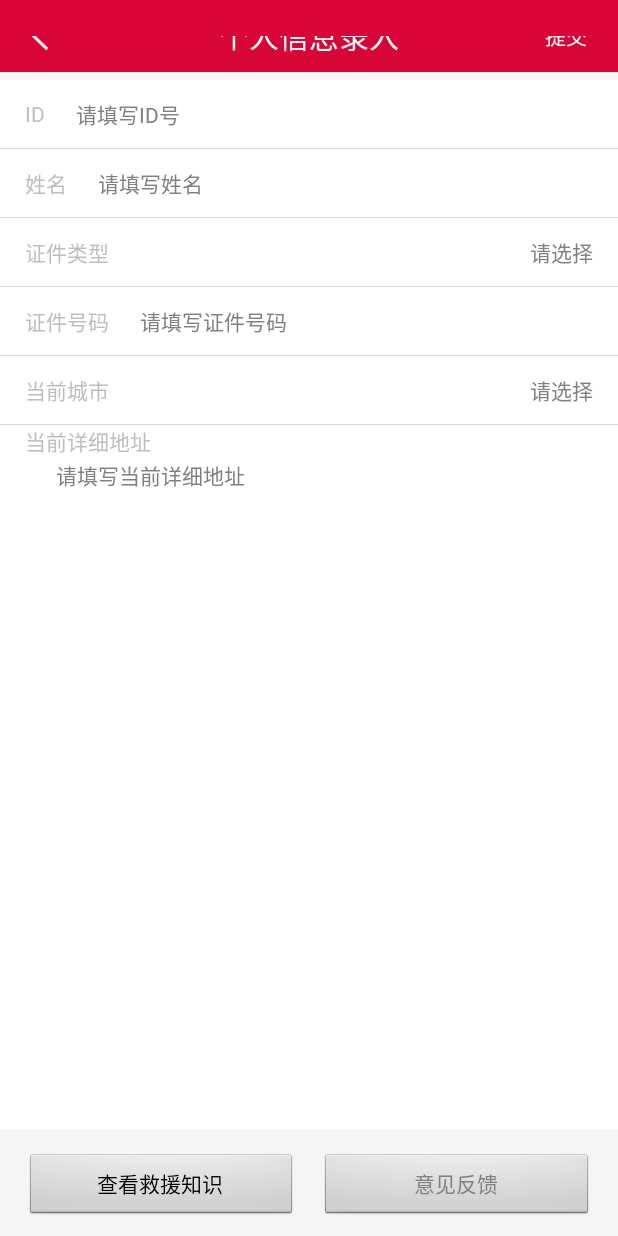
After one commit to ustcrding/hopeheart, an Android app: the UserInfoActivity screen opened directly, with no data from a screen before it, on a phone screen of 412 x 824 dp. The commit adds this screen. Run offline under Robolectric (Android 15) with nearby library versions, the phone set to English and light mode, and no system bars; libraries missing offline, so code that uses them is left out: de.greenrobot.event; 1 statement that could not run was skipped.

Commit message:
添加人员信息录入界面和欢迎界面

```diff
--- a/source/client/HopeHeatApp/app/src/main/java/com/boc/hopeheatapp/activity/QuestionnaireActivity.java
+++ b/source/client/HopeHeatApp/app/src/main/java/com/boc/hopeheatapp/activity/QuestionnaireActivity.java
@@ -71,7 +71,7 @@ public class QuestionnaireActivity extends TitleColorActivity implements View.On
         mProgressBar = (ProgressBar) findViewById(R.id.progressBar_webview);
         mWebView = (WebView) findViewById(R.id.webview_browser);
 
-//        initWebView(mWebView);
+        initWebView(mWebView);
 
     }
 
@@ -98,7 +98,6 @@ public class QuestionnaireActivity extends TitleColorActivity implements View.On
             public void onPageFinished(WebView view, String url) {
                 super.onPageFinished(view, url);
                 showProgress(100);
-                mWebView.addJavascriptInterface(new WebAppInterface(QuestionnaireActivity.this), "WebAppInterface");
             }
 
             @Override
@@ -147,6 +146,8 @@ public class QuestionnaireActivity extends TitleColorActivity implements View.On
         //自适应屏幕
         settings.setLayoutAlgorithm(WebSettings.LayoutAlgorithm.SINGLE_COLUMN);
         settings.setLoadWithOverviewMode(true);
+
+        webView.addJavascriptInterface(new WebAppInterface(QuestionnaireActivity.this), "WebAppInterface");
     }
 
     private void showProgress(int progress) {
--- a/source/client/HopeHeatApp/app/src/main/java/com/boc/hopeheatapp/activity/SplashActivity.java
+++ b/source/client/HopeHeatApp/app/src/main/java/com/boc/hopeheatapp/activity/SplashActivity.java
@@ -94,8 +94,9 @@ public class SplashActivity extends TitleColorActivity {
 //            ActivityJumper.startHomeActivity(this);
 //            ActivityJumper.startPsychologicalTestActivity(this);
 //            ActivityJumper.startQuestionnaireCompleteActivity(this);
-            String url = "file:////android_asset/test.html";
-            ActivityJumper.startQuestionnaireCompleteActivity(this, url);
+//            String url = "file:////android_asset/test.html";
+//            ActivityJumper.startQuestionnaireCompleteActivity(this, url);
+            ActivityJumper.startWelcomeActivity(this);
         } else {
             //其他状态用户，走登陆逻辑
             //ActivityJumper.startVocalIdentifyActivity(this);
--- /dev/null
+++ b/source/client/HopeHeatApp/app/src/main/java/com/boc/hopeheatapp/activity/UserInfoActivity.java
@@ -0,0 +1,182 @@
+package com.boc.hopeheatapp.activity;
+
+import android.app.AlertDialog;
+import android.content.DialogInterface;
+import android.os.Bundle;
+import android.support.annotation.Nullable;
+import android.view.View;
+import android.widget.EditText;
+import android.widget.LinearLayout;
+import android.widget.TextView;
+
+import com.boc.hopeheatapp.ActivityJumper;
+import com.boc.hopeheatapp.R;
+
+/**
+ * 用户注册页面
+ *
+ * @author dwl
+ * @date 2018/2/23.
+ */
+public class UserInfoActivity extends TitleColorActivity {
+
+    /**
+     * title 左侧返回按钮
+     */
+    private View btnBack;
+
+    /**
+     * title正文
+     */
+    private TextView tvTitle;
+
+    /**
+     * title右侧按钮
+     */
+    private TextView btnTitleRight;
+
+    /**
+     * id
+     */
+    private EditText etUserId;
+    /**
+     * 用户名
+     */
+    private EditText etUserName;
+    /**
+     * 证件类型
+     */
+    private TextView tvCredentialsType;
+    /**
+     * 证件号码
+     */
+    private EditText etCredentialsNo;
+    /**
+     * 城市名称
+     */
+    private TextView tvCityName;
+    /**
+     * 详细地址
+     */
+    private EditText etAddress;
+
+    /**
+     * 注册按钮
+     */
+    private LinearLayout btnRegister;
+
+    @Override
+    protected void onCreate(@Nullable Bundle savedInstanceState) {
+        super.onCreate(savedInstanceState);
+
+        setContentView(R.layout.activity_userinfo);
+
+        initView();
+        addListener();
+
+        initData();
+    }
+
+    private void initTitle() {
+        btnBack = findViewById(R.id.top_back_container);
+        tvTitle = (TextView) findViewById(R.id.top_title_text);
+        btnTitleRight = (TextView) findViewById(R.id.tv_title_right);
+        tvTitle.setVisibility(View.VISIBLE);
+        tvTitle.setText(R.string.user_info_title);
+
+        btnBack.setVisibility(View.VISIBLE);
+        btnTitleRight.setVisibility(View.VISIBLE);
+        btnTitleRight.setText(R.string.submit);
+    }
+
+    /**
+     * 初始化view
+     */
+    private void initView() {
+        initTitle();
+
+        etUserId = (EditText) findViewById(R.id.register_userid);
+        etUserName = (EditText) findViewById(R.id.register_username);
+        tvCredentialsType = (TextView) findViewById(R.id.register_credentials_type);
+        etCredentialsNo = (EditText) findViewById(R.id.register_credentials_no);
+        tvCityName = (TextView) findViewById(R.id.city_name);
+        etAddress = (EditText) findViewById(R.id.address_detail);
+        btnRegister = (LinearLayout) findViewById(R.id.ll_title_right_container);
+    }
+
+    private void addListener() {
+        btnBack.setOnClickListener(new View.OnClickListener() {
+            @Override
+            public void onClick(View v) {
+                onClickedBack();
+
+            }
+        });
+
+        btnRegister.setOnClickListener(new View.OnClickListener() {
+            @Override
+            public void onClick(View v) {
+                onClickedResiter();
+            }
+        });
+
+        findViewById(R.id.search_info).setOnClickListener(new View.OnClickListener() {
+            @Override
+            public void onClick(View v) {
+                ActivityJumper.startHomeActivity(UserInfoActivity.this);
+            }
+        });
+
+        findViewById(R.id.ll_credentials_type).setOnClickListener(new View.OnClickListener() {
+            @Override
+            public void onClick(View v) {
+                showCredentialsList();
+            }
+        });
+
+        findViewById(R.id.ll_city_name).setOnClickListener(new View.OnClickListener() {
+            @Override
+            public void onClick(View v) {
+                showCityList();
+            }
+        });
+    }
+
+    private void initData() {
+
+    }
+
+    public void onClickedBack() {
+        finish();
+    }
+
+    private void onClickedResiter() {
+        //TODO
+    }
+
+    private void showCredentialsList() {
+        AlertDialog.Builder alertBuilder = new AlertDialog.Builder(this);
+        alertBuilder.setTitle(R.string.user_credentials_type);
+        AlertDialog dialog = alertBuilder.setItems(R.array.credentials_type, new DialogInterface.OnClickListener() {
+            @Override
+            public void onClick(DialogInterface dialogInterface, int i) {
+                tvCredentialsType.setText(getResources().getTextArray(R.array.credentials_type)[i]);
+                dialogInterface.dismiss();
+            }
+        }).create();
+        dialog.show();
+    }
+
+    private void showCityList() {
+        AlertDialog.Builder alertBuilder = new AlertDialog.Builder(this);
+        alertBuilder.setTitle(R.string.city_name_title);
+        AlertDialog dialog = alertBuilder.setItems(R.array.city_list, new DialogInterface.OnClickListener() {
+            @Override
+            public void onClick(DialogInterface dialogInterface, int i) {
+                tvCityName.setText(getResources().getTextArray(R.array.city_list)[i]);
+                dialogInterface.dismiss();
+            }
+        }).create();
+        dialog.show();
+    }
+}
--- /dev/null
+++ b/source/client/HopeHeatApp/app/src/main/res/layout/activity_userinfo.xml
@@ -0,0 +1,209 @@
+<?xml version="1.0" encoding="utf-8"?>
+<LinearLayout xmlns:android="http://schemas.android.com/apk/res/android"
+    style="@style/title_activity_style"
+    android:layout_width="match_parent"
+    android:layout_height="match_parent"
+    android:orientation="vertical">
+
+    <include layout="@layout/title" />
+
+    <LinearLayout
+        android:layout_width="match_parent"
+        android:layout_height="0dp"
+        android:layout_weight="1"
+        android:orientation="vertical"
+        android:layout_marginTop="5dp"
+        android:background="@color/white">
+
+        <LinearLayout
+            android:layout_width="match_parent"
+            android:layout_height="@dimen/height_45"
+            android:orientation="horizontal"
+            android:paddingLeft="@dimen/common_margin_left"
+            android:paddingRight="@dimen/common_margin_right">
+
+            <TextView
+                android:layout_width="wrap_content"
+                android:layout_height="wrap_content"
+                android:layout_gravity="center_vertical"
+                android:text="@string/user_id"/>
+
+            <EditText
+                android:id="@+id/register_userid"
+                style="@style/register_username_input"
+                android:layout_width="match_parent"
+                android:layout_height="match_parent"
+                android:layout_marginLeft="15dp"
+                android:layout_weight="1"
+                android:hint="@string/user_id_hint" />
+        </LinearLayout>
+
+        <include layout="@layout/line" />
+
+        <LinearLayout
+            android:layout_width="match_parent"
+            android:layout_height="@dimen/height_45"
+            android:orientation="horizontal"
+            android:paddingLeft="@dimen/common_margin_left"
+            android:paddingRight="@dimen/common_margin_right">
+
+            <TextView
+                android:layout_width="wrap_content"
+                android:layout_height="wrap_content"
+                android:layout_gravity="center_vertical"
+                android:text="@string/user_name"/>
+
+            <EditText
+                android:id="@+id/register_username"
+                style="@style/register_username_input"
+                android:layout_width="match_parent"
+                android:layout_height="match_parent"
+                android:layout_marginLeft="15dp"
+                android:layout_weight="1"
+                android:hint="@string/user_name_hint" />
+        </LinearLayout>
+
+        <include layout="@layout/line" />
+
+        <LinearLayout
+            android:layout_width="match_parent"
+            android:layout_height="@dimen/height_45"
+            android:orientation="horizontal"
+            android:paddingLeft="@dimen/common_margin_left"
+            android:paddingRight="@dimen/common_margin_right">
+
+            <TextView
+                android:layout_width="wrap_content"
+                android:layout_height="wrap_content"
+                android:layout_gravity="center_vertical"
+                android:text="@string/user_credentials_type"/>
+
+            <LinearLayout
+                android:id="@+id/ll_credentials_type"
+                android:orientation="horizontal"
+                android:layout_width="match_parent"
+                android:layout_height="match_parent">
+                <TextView
+                    android:id="@+id/register_credentials_type"
+                    android:layout_width="match_parent"
+                    android:layout_height="match_parent"
+                    android:layout_marginLeft="15dp"
+                    android:layout_weight="1"
+                    android:gravity="center_vertical|right"
+                    android:hint="@string/choice_default" />
+                <ImageView
+                    android:layout_width="wrap_content"
+                    android:layout_height="wrap_content" />
+            </LinearLayout>
+
+        </LinearLayout>
+
+        <include layout="@layout/line" />
+
+        <LinearLayout
+            android:layout_width="match_parent"
+            android:layout_height="@dimen/height_45"
+            android:orientation="horizontal"
+            android:paddingLeft="@dimen/common_margin_left"
+            android:paddingRight="@dimen/common_margin_right">
+
+            <TextView
+                android:layout_width="wrap_content"
+                android:layout_height="wrap_content"
+                android:layout_gravity="center_vertical"
+                android:text="@string/user_credentials_no"/>
+
+            <EditText
+                android:id="@+id/register_credentials_no"
+                style="@style/register_username_input"
+                android:layout_width="match_parent"
+                android:layout_height="match_parent"
+                android:layout_marginLeft="15dp"
+                android:layout_weight="1"
+                android:hint="@string/user_credentials_no_hint" />
+        </LinearLayout>
+
+        <include layout="@layout/line" />
+
+        <LinearLayout
+            android:layout_width="match_parent"
+            android:layout_height="@dimen/height_45"
+            android:orientation="horizontal"
+            android:paddingLeft="@dimen/common_margin_left"
+            android:paddingRight="@dimen/common_margin_right">
+
+            <TextView
+                android:layout_width="wrap_content"
+                android:layout_height="wrap_content"
+                android:layout_gravity="center_vertical"
+                android:text="@string/current_city"/>
+
+            <LinearLayout
+                android:id="@+id/ll_city_name"
+                android:orientation="horizontal"
+                android:layout_width="match_parent"
+                android:layout_height="match_parent">
+                <TextView
+                    android:id="@+id/city_name"
+                    android:layout_width="match_parent"
+                    android:layout_height="match_parent"
+                    android:layout_marginLeft="15dp"
+                    android:layout_weight="1"
+                    android:gravity="center_vertical|right"
+                    android:hint="@string/choice_default" />
+            </LinearLayout>
+        </LinearLayout>
+
+        <include layout="@layout/line" />
+
+        <LinearLayout
+            android:layout_width="match_parent"
+            android:layout_height="@dimen/height_45"
+            android:orientation="vertical"
+            android:paddingLeft="@dimen/common_margin_left"
+            android:paddingRight="@dimen/common_margin_right">
+
+            <TextView
+                android:layout_width="wrap_content"
+                android:layout_height="wrap_content"
+                android:layout_gravity="center_vertical"
+                android:text="@string/address_detail"/>
+
+            <EditText
+                android:id="@+id/address_detail"
+                style="@style/register_username_input"
+                android:layout_width="match_parent"
+                android:layout_height="match_parent"
+                android:layout_marginLeft="15dp"
+                android:layout_weight="1"
+                android:hint="@string/address_detail_hint" />
+        </LinearLayout>
+
+    </LinearLayout>
+
+    <LinearLayout
+        android:layout_width="match_parent"
+        android:layout_height="@dimen/height_45"
+        android:orientation="horizontal"
+        android:layout_marginTop="15dp"
+        android:layout_marginBottom="10dp"
+        android:paddingLeft="@dimen/common_margin_left"
+        android:paddingRight="@dimen/common_margin_right">
+
+        <Button
+            android:id="@+id/search_info"
+            android:layout_width="0dp"
+            android:layout_height="wrap_content"
+            android:layout_weight="1"
+            android:text="@string/search_info"/>
+
+        <Button
+            android:id="@+id/feedback"
+            android:layout_width="0dp"
+            android:layout_height="match_parent"
+            android:layout_marginLeft="15dp"
+            android:layout_weight="1"
+            android:hint="@string/feedback" />
+    </LinearLayout>
+
+</LinearLayout>
--- a/source/client/HopeHeatApp/app/src/main/res/values/arrays.xml
+++ b/source/client/HopeHeatApp/app/src/main/res/values/arrays.xml
@@ -26,4 +26,17 @@
         <item>NL7P32Wz</item>
         <item>NL7P32Wz</item>
     </string-array>
+
+    <string-array name="credentials_type">
+        <item>身份证</item>
+        <item>居住证</item>
+        <item>通行证</item>
+    </string-array>
+
+    <string-array name="city_list">
+        <item>北京市</item>
+        <item>天津市</item>
+        <item>上海市</item>
+        <item>合肥市</item>
+    </string-array>
 </resources>
--- a/source/client/HopeHeatApp/app/src/main/res/values/strings.xml
+++ b/source/client/HopeHeatApp/app/src/main/res/values/strings.xml
@@ -129,4 +129,25 @@
     <string name="mic_init">初始化</string>
     <string name="mic_listening">&#160;&#160;&#160;倾听中...</string>
     <string name="mic_recognizing">&#160;&#160;&#160;识别中...</string>
+
+    <string name="welcome_msg">您好，很高兴为您服务，为方便后续（相关）知识获取，请您提供个人信息。</string>
+    <string name="read_from_card">读卡识别</string>
+    <string name="input_personal_info">录入个人信息</string>
+    <string name="ignore">暂不录入</string>
+    <string name="user_info_title">个人信息录入</string>
+    <string name="submit">提交</string>
+    <string name="user_id">ID</string>
+    <string name="user_id_hint">请填写ID号</string>
+    <string name="user_name">姓名</string>
+    <string name="user_name_hint">请填写姓名</string>
+    <string name="user_credentials_type">证件类型</string>
+    <string name="choice_default">请选择</string>
+    <string name="user_credentials_no">证件号码</string>
+    <string name="user_credentials_no_hint">请填写证件号码</string>
+    <string name="current_city">当前城市</string>
+    <string name="city_name_title">城市名称</string>
+    <string name="address_detail">当前详细地址</string>
+    <string name="address_detail_hint">请填写当前详细地址</string>
+    <string name="search_info">查看救援知识</string>
+    <string name="feedback">意见反馈</string>
 </resources>
```
Also changed, not shown: source/client/HopeHeatApp/app/src/main/AndroidManifest.xml (+18 -0 lines), source/client/HopeHeatApp/app/src/main/java/com/boc/hopeheatapp/ActivityJumper.java (+34 -1 lines), source/client/HopeHeatApp/app/src/main/java/com/boc/hopeheatapp/activity/WelcomeActivity.java (added, +46 -0 lines), source/client/HopeHeatApp/app/src/main/res/layout/activity_welcome.xml (added, +49 -0 lines).
